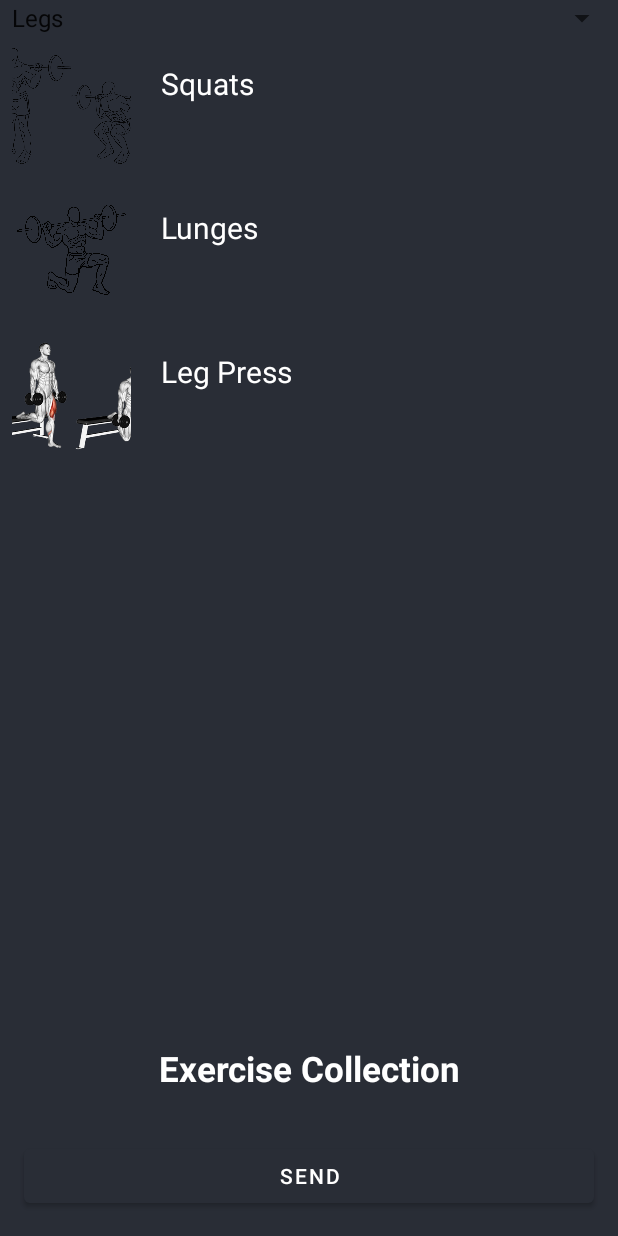
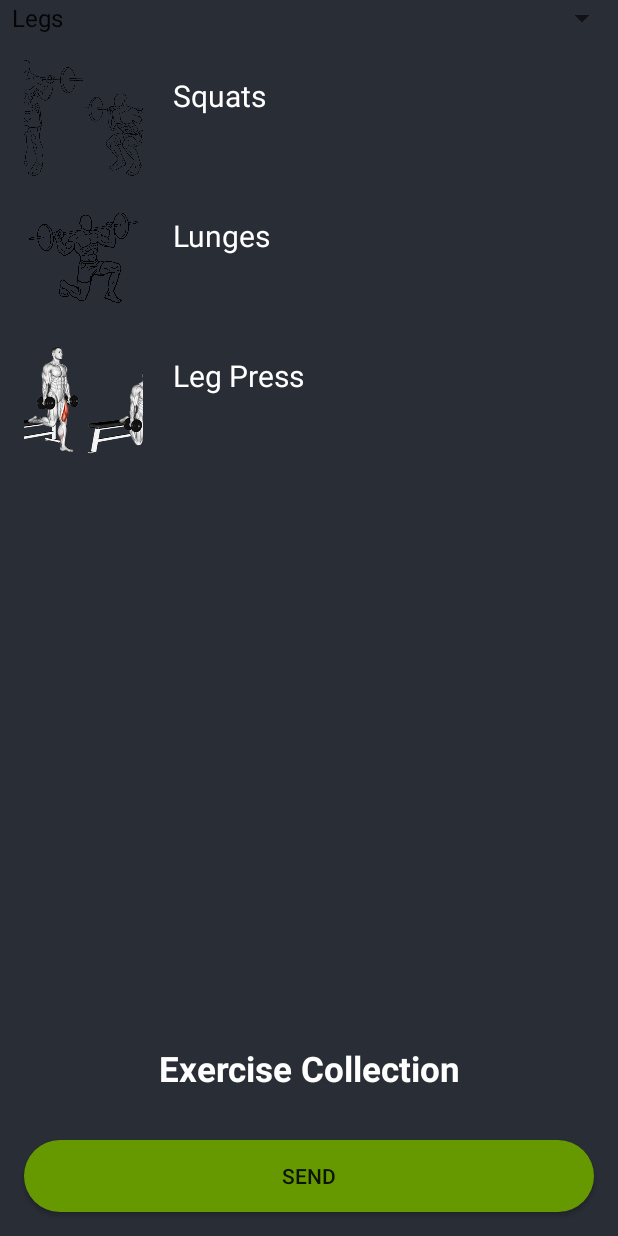
Before and after one commit to ardiaanM/fitnessbuddy, an Android app: the ExercisesMenu screen opened directly, with no data from a screen before it, on a phone screen of 412 x 824 dp. Run offline under Robolectric (Android 15) with nearby library versions, the phone set to English and light mode, and no system bars.

Commit message:
Added ai Fully working! Edited exercises because of bug did not show all exercises Added image for layout Updated Layout

```diff
--- a/app/build.gradle
+++ b/app/build.gradle
@@ -47,6 +47,9 @@ dependencies {
     implementation 'com.google.firebase:firebase-auth-ktx'
     implementation 'com.google.android.gms:play-services-auth:20.5.0'
 
+    implementation("com.squareup.okhttp3:okhttp:4.10.0")
+
+
     implementation "org.jetbrains.kotlin:kotlin-stdlib:$kotlin_version"
     implementation 'androidx.core:core-ktx'
     implementation 'com.google.gms:google-services:4.3.15'
--- a/app/src/main/java/com/example/fitnessbuddy/ExercisesMenu.kt
+++ b/app/src/main/java/com/example/fitnessbuddy/ExercisesMenu.kt
@@ -7,12 +7,46 @@ import android.widget.*
 import androidx.appcompat.app.AppCompatActivity
 import com.example.fitnessbuddy.databinding.ActivityExercisesMenuBinding
 
-data class Exercise(val name: String, val imageResId: Int, var isSelected: Boolean = false)
+import android.os.Parcel
+import android.os.Parcelable
+
+
+// The ExercisesMenu class handles the user interface and interaction
+// Exercise data class represents and manages the individual exercises in your application.
+
+data class Exercise(val name: String, val imageResId: Int, var isSelected: Boolean = false) : Parcelable {
+    constructor(parcel: Parcel) : this(
+        parcel.readString()!!,
+        parcel.readInt(),
+        parcel.readByte() != 0.toByte()
+    )
+
+    override fun writeToParcel(parcel: Parcel, flags: Int) {
+        parcel.writeString(name)
+        parcel.writeInt(imageResId)
+        parcel.writeByte(if (isSelected) 1 else 0)
+    }
+
+    override fun describeContents(): Int {
+        return 0
+    }
+
+    companion object CREATOR : Parcelable.Creator<Exercise> {
+        override fun createFromParcel(parcel: Parcel): Exercise {
+            return Exercise(parcel)
+        }
+
+        override fun newArray(size: Int): Array<Exercise?> {
+            return arrayOfNulls(size)
+        }
+    }
+}
+
+
 
 class ExercisesMenu : AppCompatActivity() {
     private lateinit var binding: ActivityExercisesMenuBinding
     private lateinit var exerciseContainer: LinearLayout
-    private lateinit var exerciseInfoTextView: TextView
     private lateinit var collectorContainer: LinearLayout
 
     override fun onCreate(savedInstanceState: Bundle?) {
@@ -29,8 +63,9 @@ class ExercisesMenu : AppCompatActivity() {
                 val selectedBodyPart = parent?.getItemAtPosition(position).toString()
                 val exercises = getExercisesForBodyPart(selectedBodyPart)
 
-                displayExercises(exercises)
+                displayExercises(exercises.toList()) // Pass exercises.toList() instead of exercises
             }
+
 
             override fun onNothingSelected(parent: AdapterView<*>?) {
                 // Handle the case where nothing is selected
@@ -55,14 +90,16 @@ class ExercisesMenu : AppCompatActivity() {
                 Exercise("Leg Press", R.drawable.legs_bulgarian)
             )
             "Back" -> listOf(
-                Exercise("Exercise 1 for Back", R.drawable.back_deadlift),
-                Exercise("Exercise 2 for Back", R.drawable.back_rows),
-                Exercise("Exercise 3 for Back", R.drawable.back_pullup)
+                Exercise("Deadlifts", R.drawable.back_deadlift),
+                Exercise("Rows", R.drawable.back_rows),
+                Exercise("Pull-ups", R.drawable.back_pullup)
             )
-            // Add more body parts and their corresponding exercises
+            // Add more body parts and their corresponding exercises here
             else -> emptyList()
         }
     }
+
+
 
     private fun getSelectedExercises(): ArrayList<Exercise> {
         val selectedExercises = ArrayList<Exercise>()
@@ -80,12 +117,17 @@ class ExercisesMenu : AppCompatActivity() {
     }
 
 
+
+
     //grabs exercise_item layout
     private fun displayExercises(exercises: List<Exercise>) {
         exerciseContainer.removeAllViews()
 
         exercises.forEach { exercise ->
-            val exerciseView = layoutInflater.inflate(R.layout.exercise_item, exerciseContainer, false)
+            val exerciseView = layoutInflater.inflate(R.layout.exercise_item, null, false).apply {
+                tag = exercise
+            }
+
 
             val exerciseImageView: ImageView = exerciseView.findViewById(R.id.exerciseImageView)
             val exerciseNameTextView: TextView = exerciseView.findViewById(R.id.exerciseNameTextView)
@@ -107,6 +149,7 @@ class ExercisesMenu : AppCompatActivity() {
             exerciseContainer.addView(exerciseView)
         }
     }
+
 
     private fun updateExerciseItemView(exerciseView: View, isSelected: Boolean) {
         val exerciseNameTextView: TextView = exerciseView.findViewById(R.id.exerciseNameTextView)
--- a/app/src/main/res/layout/activity_exercise_collection.xml
+++ b/app/src/main/res/layout/activity_exercise_collection.xml
@@ -3,9 +3,9 @@
     android:layout_width="match_parent"
     android:layout_height="match_parent"
     android:orientation="vertical"
+    android:background="@color/black_shade_1"
     tools:context=".ExerciseCollection">
 
-    <!-- Add a container view to hold the exercise views -->
     <LinearLayout
         android:id="@+id/exerciseContainer"
         android:layout_width="match_parent"
--- a/app/src/main/res/layout/activity_exercises_menu.xml
+++ b/app/src/main/res/layout/activity_exercises_menu.xml
@@ -22,8 +22,11 @@
         <LinearLayout
             android:id="@+id/exerciseContainer"
             android:layout_width="match_parent"
-            android:layout_height="wrap_content"
-            android:orientation="vertical" />
+            android:layout_height="0dp"
+            android:layout_weight="1"
+            android:orientation="vertical"
+            android:padding="8dp">
+        </LinearLayout>
 
     </ScrollView>
 
@@ -44,8 +47,9 @@
         android:layout_height="wrap_content"
         android:orientation="vertical" />
 
-    <Button
+    <androidx.appcompat.widget.AppCompatButton
         android:id="@+id/sendButton"
+        android:background="@drawable/button_green"
         android:layout_width="match_parent"
         android:layout_height="wrap_content"
         android:text="Send"
--- a/app/src/main/res/layout/exercise_item.xml
+++ b/app/src/main/res/layout/exercise_item.xml
@@ -1,8 +1,7 @@
 <?xml version="1.0" encoding="utf-8"?>
-<LinearLayout xmlns:android="http://schemas.android.com/apk/res/android"
+<RelativeLayout xmlns:android="http://schemas.android.com/apk/res/android"
     android:layout_width="match_parent"
     android:layout_height="wrap_content"
-    android:orientation="horizontal"
     android:padding="8dp">
 
     <ImageView
@@ -14,13 +13,14 @@
 
     <TextView
         android:id="@+id/exerciseNameTextView"
-        android:layout_width="307dp"
-        android:layout_height="80dp"
+        android:layout_width="match_parent"
+        android:layout_height="wrap_content"
         android:layout_marginStart="10dp"
+        android:layout_toEndOf="@id/exerciseImageView"
         android:padding="10dp"
         android:gravity="left"
         android:textSize="20dp"
         android:textAppearance="?android:textAppearanceMedium"
         android:textColor="@color/white" />
 
-</LinearLayout>
+</RelativeLayout>
--- a/app/src/main/res/values/strings.xml
+++ b/app/src/main/res/values/strings.xml
@@ -1,3 +1,5 @@
 <resources>
     <string name="app_name">fitnessbuddy</string>
+
+    <string name="hinttextview">The response will appear here! You can ask it anything! \n Example: \n - Make me a protein pancake recipe \n - Whats good after working out? \n - How often should i train? \n - ETC. </string>
 </resources>
```
Also changed, not shown: app/src/main/AndroidManifest.xml (+12 -0 lines), app/src/main/java/com/example/fitnessbuddy/LoginScreen.kt (+9 -1 lines), app/src/main/java/com/example/fitnessbuddy/MealsAIMenu.kt (added, +84 -0 lines), app/src/main/res/layout/activity_login_screen.xml (+6 -5 lines), app/src/main/res/layout/activity_meals_aimenu.xml (added, +47 -0 lines), app/src/main/java/com/example/fitnessbuddy/ExerciseCollection.kt (line endings or trailing spaces), app/src/main/res/drawable/health.png (added), app/src/main/res/drawable/newicon.png (added).
